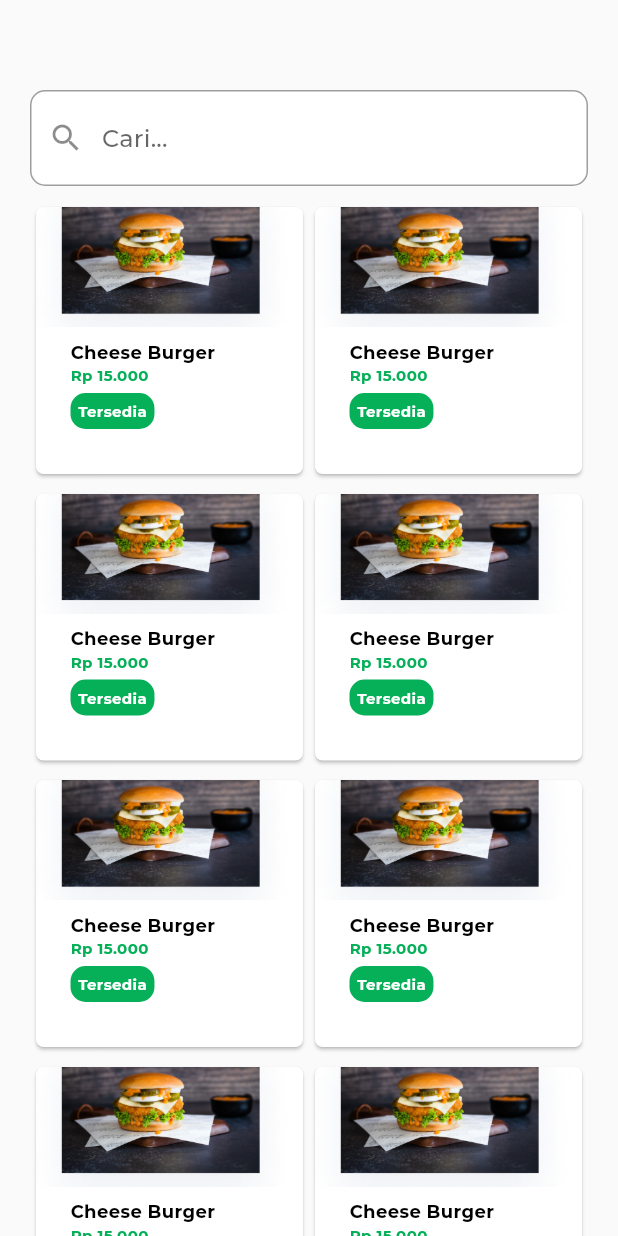
After one commit to Trace2Treat/Application, a Flutter app: the SearchPage screen opened directly, on a phone screen of 412 x 824 dp. The commit adds this screen. Run offline on Flutter 3.47's test engine with Material 3 defaults, Android fonts, the light colour scheme and no system bars; our stand-ins replace carousel_slider, connectivity_plus, google_fonts, lottie; missing offline and left inert: bottom_navigation_view.

Commit message:
update search page

```diff
--- a/lib/pages/home_page.dart
+++ b/lib/pages/home_page.dart
@@ -1,7 +1,7 @@
 import 'package:flutter/material.dart';
 import 'package:bottom_navigation_view/bottom_navigation_view.dart';
 import 'dashboard_page.dart';
-// import 'search_page.dart';
+import 'search_page.dart';
 // import 'favorite_page.dart';
 // import 'profile_page.dart';
 import '../theme/app_colors.dart';
@@ -51,7 +51,7 @@ class _HomePageState extends State<HomePage> with SingleTickerProviderStateMixin
           transitionType: BottomNavigationTransitionType.none,
           children: const [
             DashboardPage(),
-            DefaultPage(color: Colors.green, name: 'Search'),
+            SearchPage(),
             DefaultPage(color: Colors.green, name: 'Favorite'),
             DefaultPage(color: Colors.green, name: 'Profile'),
           ],
--- /dev/null
+++ b/lib/pages/search_page.dart
@@ -0,0 +1,126 @@
+import 'package:flutter/material.dart';
+import '../theme/app_colors.dart';
+
+class SearchPage extends StatefulWidget {
+  const SearchPage({Key? key}) : super(key: key);
+
+  @override
+  State<SearchPage> createState() => _SearchPageState();
+}
+
+class _SearchPageState extends State<SearchPage> {
+  final TextEditingController searchController = TextEditingController();
+
+  @override
+  Widget build(BuildContext context) {
+    return Scaffold(
+      body: SingleChildScrollView(
+        child: Container(
+          width: double.infinity,
+          color: AppColors.white,
+          child: Column(
+            children: [
+                Padding(
+                  padding: const EdgeInsets.only(left: 20, right: 20, top: 60, bottom: 20),
+                  child: Column(
+                    children: [
+                      Container(
+                        decoration: BoxDecoration(
+                          color: Colors.white,
+                          borderRadius: BorderRadius.circular(10),
+                        ),
+                        child: TextField(
+                          controller: searchController,
+                          onChanged: (query) {
+                            setState(() {
+                              // search query
+                            });
+                          },
+                          decoration: InputDecoration(
+                            hintText: 'Cari...',
+                            prefixIcon: const Icon(Icons.search),
+                            border: OutlineInputBorder(
+                              borderRadius: BorderRadius.circular(10),
+                            ),
+                          ),
+                        ),
+                      ),
+                      const SizedBox(height: 10),
+                      GridView.builder(
+                        physics: NeverScrollableScrollPhysics(),
+                        shrinkWrap: true,
+                        gridDelegate: const SliverGridDelegateWithFixedCrossAxisCount(
+                          crossAxisCount: 2,
+                          mainAxisSpacing: 5,
+                        ),
+                        itemCount: 10,
+                        itemBuilder: (context, index) {
+                          return Card(
+                            shape: RoundedRectangleBorder(
+                              borderRadius: BorderRadius.circular(5),
+                            ),
+                            child: Column(
+                              crossAxisAlignment: CrossAxisAlignment.stretch,
+                              children: [
+                                Image.asset(
+                                  'assets/defaultmakanan.png',
+                                  fit: BoxFit.cover,
+                                  width: double.infinity,
+                                  height: 80,
+                                ),
+                                const SizedBox(height: 8),
+                                Padding(
+                                  padding: const EdgeInsets.symmetric(horizontal: 23),
+                                  child: Column(
+                                    crossAxisAlignment: CrossAxisAlignment.start,
+                                    children: [
+                                      Text(
+                                        'Cheese Burger',
+                                        style: TextStyle(
+                                          color: Colors.black,
+                                          fontSize: 12,
+                                          fontWeight: FontWeight.bold,
+                                        ),
+                                      ),
+                                      Text(
+                                        'Rp 15.000',
+                                        style: TextStyle(
+                                          color: AppColors.primary,
+                                          fontSize: 10,
+                                          fontWeight: FontWeight.bold
+                                        ),
+                                      ),
+                                      Container(
+                                        padding: EdgeInsets.all(5),
+                                        margin: EdgeInsets.symmetric(vertical: 5),
+                                        decoration: BoxDecoration(
+                                          color: AppColors.primary,
+                                          borderRadius: BorderRadius.circular(10),
+                                        ),
+                                        child: Text(
+                                          'Tersedia',
+                                          style: TextStyle(
+                                            color: Colors.white,
+                                            fontSize: 10,
+                                            fontWeight: FontWeight.bold,
+                                          ),
+                                        ),
+                                      ),
+                                    ],
+                                  ),
+                                ),
+                              ],
+                            ),
+                          );
+                        },
+                      ),
+                    ],
+                  )
+                )
+              ],
+            ),
+        ),
+      ),
+    );
+  }
+}
```
